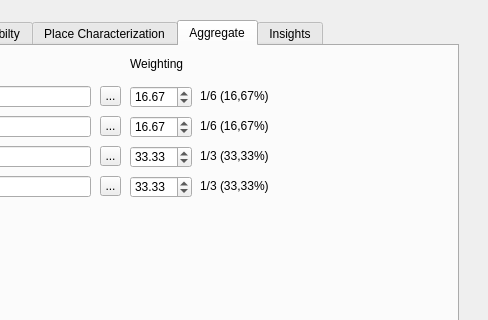
Above: gender_indicator_tool/gender_indicator_tool_dialog_base.ui from worldbank/GEEST before the change; both pictures show x 342 to 830 and y 0 to 320 of the 830 by 625 pixel window. Below: the same form after it.
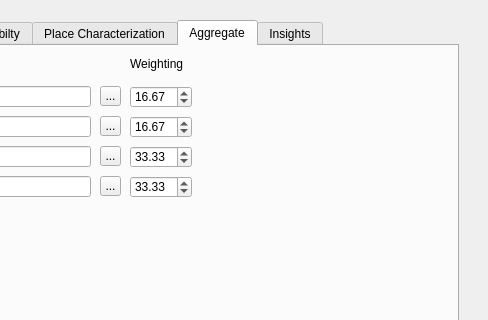
That is the form after the change. The open tabs and pages were chosen to show the change. Custom widgets are drawn as their Qt base class.

Commit message: ENV shape error fixed

Patch:
```diff
--- a/gender_indicator_tool/gender_indicator_tool_dialog_base.ui
+++ b/gender_indicator_tool/gender_indicator_tool_dialog_base.ui
@@ -6185,58 +6185,6 @@
       <string>Weighting</string>
      </property>
     </widget>
-    <widget class="QLabel" name="label_89">
-     <property name="geometry">
-      <rect>
-       <x>520</x>
-       <y>70</y>
-       <width>81</width>
-       <height>20</height>
-      </rect>
-     </property>
-     <property name="text">
-      <string>1/6 (16,67%)</string>
-     </property>
-    </widget>
-    <widget class="QLabel" name="label_91">
-     <property name="geometry">
-      <rect>
-       <x>520</x>
-       <y>130</y>
-       <width>81</width>
-       <height>20</height>
-      </rect>
-     </property>
-     <property name="text">
-      <string>1/3 (33,33%)</string>
-     </property>
-    </widget>
-    <widget class="QLabel" name="label_92">
-     <property name="geometry">
-      <rect>
-       <x>520</x>
-       <y>100</y>
-       <width>81</width>
-       <height>20</height>
-      </rect>
-     </property>
-     <property name="text">
-      <string>1/3 (33,33%)</string>
-     </property>
-    </widget>
-    <widget class="QLabel" name="label_90">
-     <property name="geometry">
-      <rect>
-       <x>520</x>
-       <y>40</y>
-       <width>81</width>
-       <height>20</height>
-      </rect>
-     </property>
-     <property name="text">
-      <string>1/6 (16,67%)</string>
-     </property>
-    </widget>
     <widget class="QDoubleSpinBox" name="ID_Aggregate_SB">
      <property name="geometry">
       <rect>
```
Left out of the diff: 2 changed lines with no effect on the pictures. The commit also changes 2 other files.
